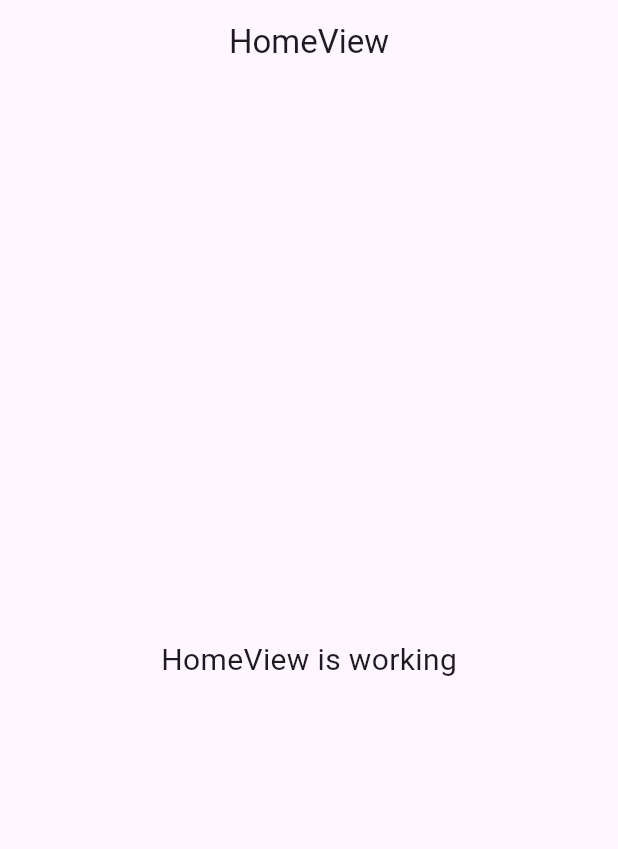
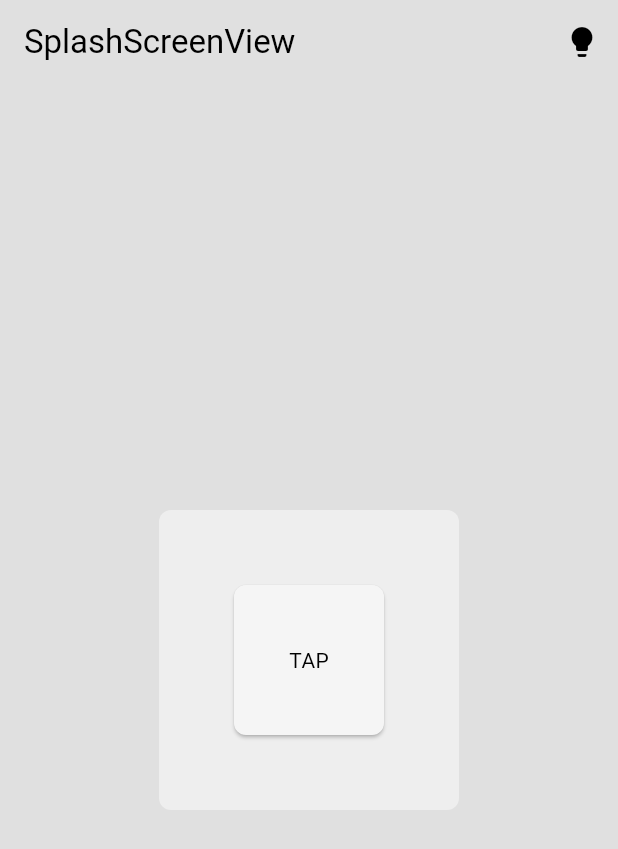
Before and after one commit to wachidamirul/shoes_shop_pos, a Flutter app: the screen it shows after launch, on a phone screen of 412 x 824 dp. Shown: the top 849 px of the screen. Run offline on Flutter 3.47's test engine with Material 3 defaults, Android fonts, the light colour scheme and no system bars; our stand-ins replace flutter_screenutil, get, get_storage.

Commit message:
feat: theme management and UI components

```diff
--- /dev/null
+++ b/lib/app/modules/splash_screen/views/splash_screen_view.dart
@@ -0,0 +1,39 @@
+import 'package:flutter/material.dart';
+
+import 'package:get/get.dart';
+import 'package:shoes_shop_pos/app/theme/theme_controller.dart';
+import 'package:shoes_shop_pos/app/widgets/box.dart';
+import 'package:shoes_shop_pos/app/widgets/button.dart';
+
+import '../controllers/splash_screen_controller.dart';
+
+class SplashScreenView extends GetView<SplashScreenController> {
+  const SplashScreenView({super.key});
+
+  @override
+  Widget build(BuildContext context) {
+    final themeController = Get.find<ThemeController>();
+
+    return Scaffold(
+      appBar: AppBar(
+        title: const Text('SplashScreenView'),
+        actions: [
+          IconButton(
+            onPressed: themeController.toggleTheme,
+            icon: const Icon(Icons.lightbulb),
+          ),
+        ],
+      ),
+      backgroundColor: Theme.of(context).colorScheme.surface,
+      body: Center(
+        child: MyBox(
+          color: Theme.of(context).colorScheme.primary,
+          child: MyButton(
+            color: Theme.of(context).colorScheme.secondary,
+            onTap: themeController.toggleTheme,
+          ),
+        ),
+      ),
+    );
+  }
+}
--- a/lib/app/routes/app_routes.dart
+++ b/lib/app/routes/app_routes.dart
@@ -4,9 +4,11 @@ part of 'app_pages.dart';
 abstract class Routes {
   Routes._();
   static const HOME = _Paths.HOME;
+  static const SPLASH_SCREEN = _Paths.SPLASH_SCREEN;
 }
 
 abstract class _Paths {
   _Paths._();
   static const HOME = '/home';
+  static const SPLASH_SCREEN = '/splash-screen';
 }
--- /dev/null
+++ b/lib/app/theme/theme_controller.dart
@@ -0,0 +1,46 @@
+import 'package:flutter/material.dart';
+import 'package:get/get.dart';
+import 'package:get_storage/get_storage.dart';
+
+class ThemeController extends GetxController {
+  final _box = GetStorage();
+  final _key = 'theme_mode';
+
+  // Reactive themeMode
+  late final Rx<ThemeMode> themeMode;
+
+  @override
+  void onInit() {
+    super.onInit();
+    themeMode = _loadThemeFromBox().obs;
+    Get.changeThemeMode(themeMode.value); // Apply theme on start
+  }
+
+  ThemeMode _loadThemeFromBox() {
+    String? themeText = _box.read(_key);
+    switch (themeText) {
+      case 'light':
+        return ThemeMode.light;
+      case 'dark':
+        return ThemeMode.dark;
+      default:
+        return ThemeMode.system;
+    }
+  }
+
+  void _saveThemeToBox(String themeText) {
+    _box.write(_key, themeText);
+  }
+
+  void toggleTheme() {
+    if (themeMode.value == ThemeMode.light) {
+      themeMode.value = ThemeMode.dark;
+      Get.changeThemeMode(ThemeMode.dark);
+      _saveThemeToBox('dark');
+    } else {
+      themeMode.value = ThemeMode.light;
+      Get.changeThemeMode(ThemeMode.light);
+      _saveThemeToBox('light');
+    }
+  }
+}
--- /dev/null
+++ b/lib/app/widgets/box.dart
@@ -0,0 +1,21 @@
+import 'package:flutter/material.dart';
+
+class MyBox extends StatelessWidget {
+  final Widget? child;
+  final Color? color;
+  const MyBox({super.key, required this.child, this.color});
+
+  @override
+  Widget build(BuildContext context) {
+    return Container(
+      decoration: BoxDecoration(
+        color: color,
+        borderRadius: BorderRadius.circular(8),
+      ),
+      width: 200,
+      height: 200,
+      padding: const EdgeInsets.all(50),
+      child: child,
+    );
+  }
+}
--- /dev/null
+++ b/lib/app/widgets/button.dart
@@ -0,0 +1,20 @@
+import 'package:flutter/material.dart';
+
+class MyButton extends StatelessWidget {
+  final Color? color;
+  final VoidCallback? onTap;
+  const MyButton({super.key, required this.color, required this.onTap});
+
+  @override
+  Widget build(BuildContext context) {
+    return ElevatedButton(
+      onPressed: onTap,
+      style: ElevatedButton.styleFrom(
+        backgroundColor: color,
+        shape: RoundedRectangleBorder(borderRadius: BorderRadius.circular(8)),
+        padding: const EdgeInsets.symmetric(horizontal: 20, vertical: 10),
+      ),
+      child: Text('TAP', style: Theme.of(context).textTheme.bodyMedium),
+    );
+  }
+}
--- a/pubspec.yaml
+++ b/pubspec.yaml
@@ -35,6 +35,7 @@ dependencies:
   # Use with the CupertinoIcons class for iOS style icons.
   cupertino_icons: ^1.0.8
   get: ^4.7.2
+  get_storage: ^2.1.1
   flutter_screenutil: ^5.9.3
 
 dev_dependencies:
```
Also changed, not shown: lib/app/modules/splash_screen/bindings/splash_screen_binding.dart (added, +12 -0 lines), lib/app/modules/splash_screen/controllers/splash_screen_controller.dart (added, +23 -0 lines), lib/app/routes/app_pages.dart (+8 -1 lines), lib/app/theme/app_theme.dart (added, +28 -0 lines), lib/main.dart (+25 -5 lines), pubspec.lock, 1 other file.
